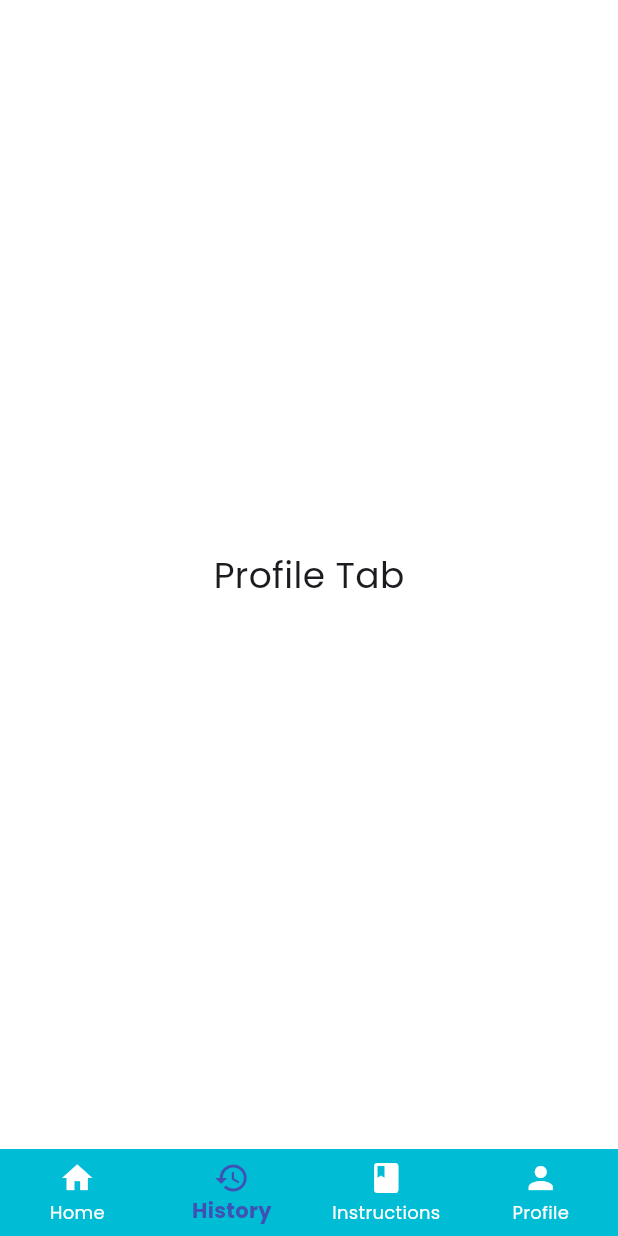
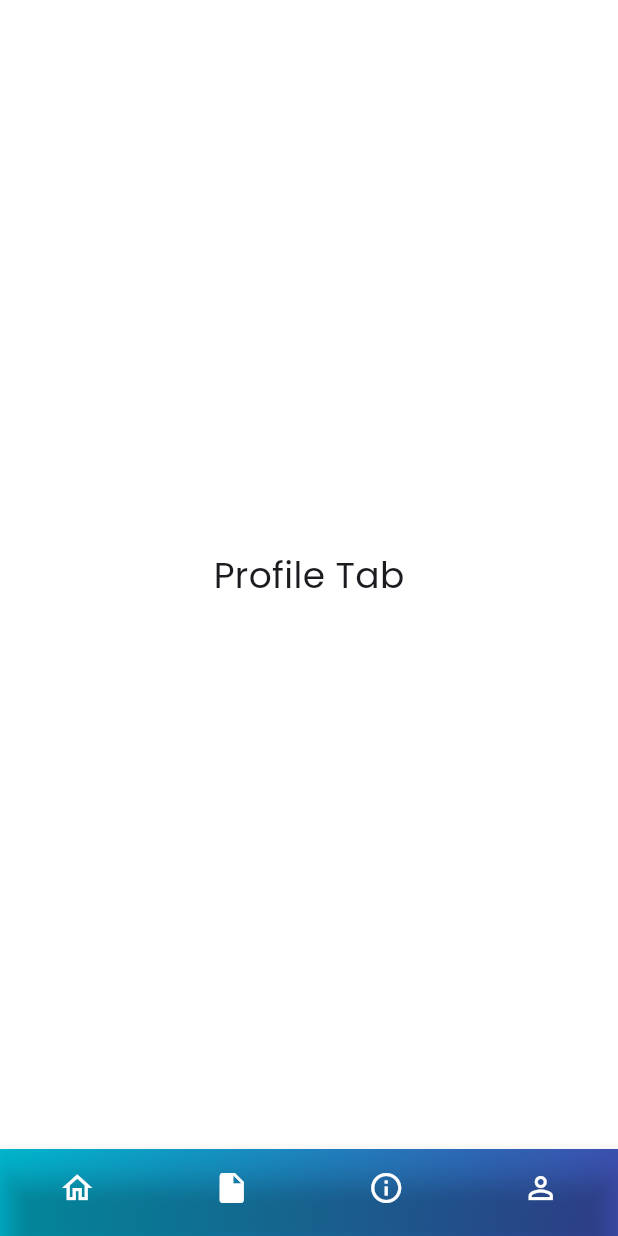
Before and after one commit to iammtmakiling/crash_cart, a Flutter app: the screen it shows after launch, item 2 of the bottom bar chosen, on a phone screen of 412 x 824 dp. Run offline on Flutter 3.47's test engine with Material 3 defaults, Android fonts, the phone set to English and light mode, and no system bars; our stand-ins replace google_fonts.

Commit message:
UI: temp bottombar

```diff
--- a/my_app/lib/src/screens/homePage.dart
+++ b/my_app/lib/src/screens/homePage.dart
@@ -23,40 +23,55 @@ class _HomePageState extends State<HomePage> {
   @override
   Widget build(BuildContext context) {
     return Scaffold(
-      // appBar: CustomizedAppBar(),
         body: _pages[_currentIndex],
-      bottomNavigationBar: BottomNavigationBar(
+        bottomNavigationBar: Container(
+          decoration: const BoxDecoration(
+            gradient: LinearGradient(
+              begin: Alignment.topLeft,
+              end: Alignment.bottomRight,
+              colors: [Colors.cyan, Colors.indigo],
+            ),
+          ),
+          child: BottomNavigationBar(
             currentIndex: _currentIndex,
             onTap: (index) {
               setState(() {
                 _currentIndex = index;
               });
             },
-        items: const [
+            items: [
               BottomNavigationBarItem(
-            icon: Icon(Icons.home),
-            label: 'Home',
+                icon: _currentIndex == 0
+                    ? const Icon(Icons.home)
+                    : const Icon(Icons.home_outlined),
+                label: '',
               ),
               BottomNavigationBarItem(
-            icon: Icon(Icons.history),
-            label: 'History',
+                icon: _currentIndex == 1
+                    ? const Icon(Icons.insert_drive_file)
+                    : const Icon(Icons.insert_drive_file_outlined),
+                label: '',
               ),
               BottomNavigationBarItem(
-            icon: Icon(Icons.book),
-            label: 'Instructions',
+                icon: _currentIndex == 2
+                    ? const Icon(Icons.info)
+                    : const Icon(Icons.info_outline),
+                label: '',
               ),
               BottomNavigationBarItem(
-            icon: Icon(Icons.person),
-            label: 'Profile',
+                icon: _currentIndex == 3
+                    ? const Icon(Icons.person)
+                    : const Icon(Icons.person_outline),
+                label: '',
               ),
             ],
-        backgroundColor: Colors.cyan, // Set a transparent background
-        elevation: 0, // No shadow
-        selectedItemColor: Colors.indigo, // Active tab text and icon color
-        unselectedItemColor: Colors.white, // Inactive tab text and icon color
-        selectedLabelStyle: const TextStyle(fontWeight: FontWeight.bold),
+            backgroundColor: Colors.transparent,
+            selectedItemColor: Colors.white,
+            unselectedItemColor: Colors.white,
             type: BottomNavigationBarType.fixed,
+            showSelectedLabels: false,
+            showUnselectedLabels: false,
           ),
-    );
+        ));
   }
 }
```
Lines whose indentation alone changed are shown as unchanged.
